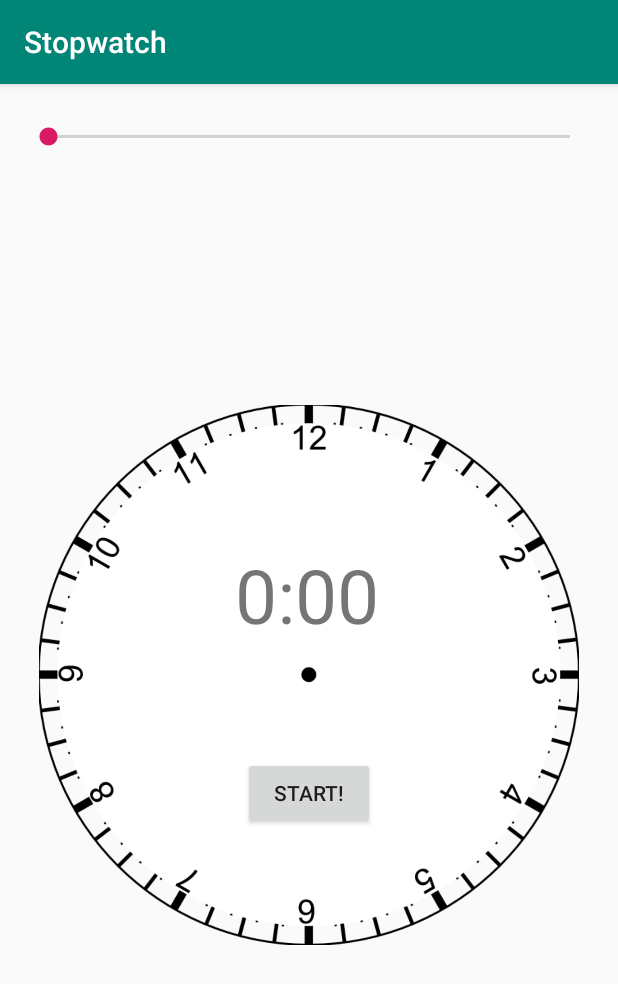
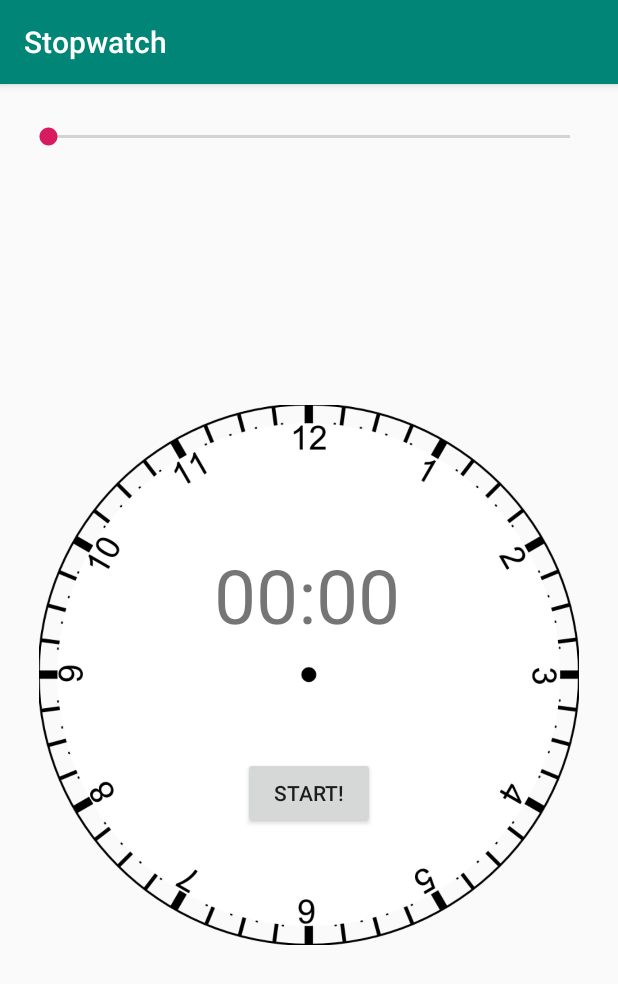
Before and after one commit to TylerLyczak/StopwatchAndroid, an Android app: the screen it shows after launch (MainActivity), on a phone screen of 412 x 824 dp. Shown: the top 984 px of the screen. Run offline under Robolectric (Android 15) with nearby library versions, the phone set to English and light mode, and no system bars.

Commit message:
added comments/fixed few things

```diff
--- a/app/src/main/res/layout/activity_main.xml
+++ b/app/src/main/res/layout/activity_main.xml
@@ -52,7 +52,7 @@
         android:layout_marginTop="288dp"
         android:layout_marginEnd="137dp"
         android:layout_marginBottom="368dp"
-        android:text="0:00"
+        android:text="00:00"
         android:textAlignment="center"
         android:textSize="50sp"
         app:layout_constraintBottom_toBottomOf="parent"
```
Also changed, not shown: app/src/main/java/com/example/stopwatch/MainActivity.java (+17 -4 lines), 1 other file.
